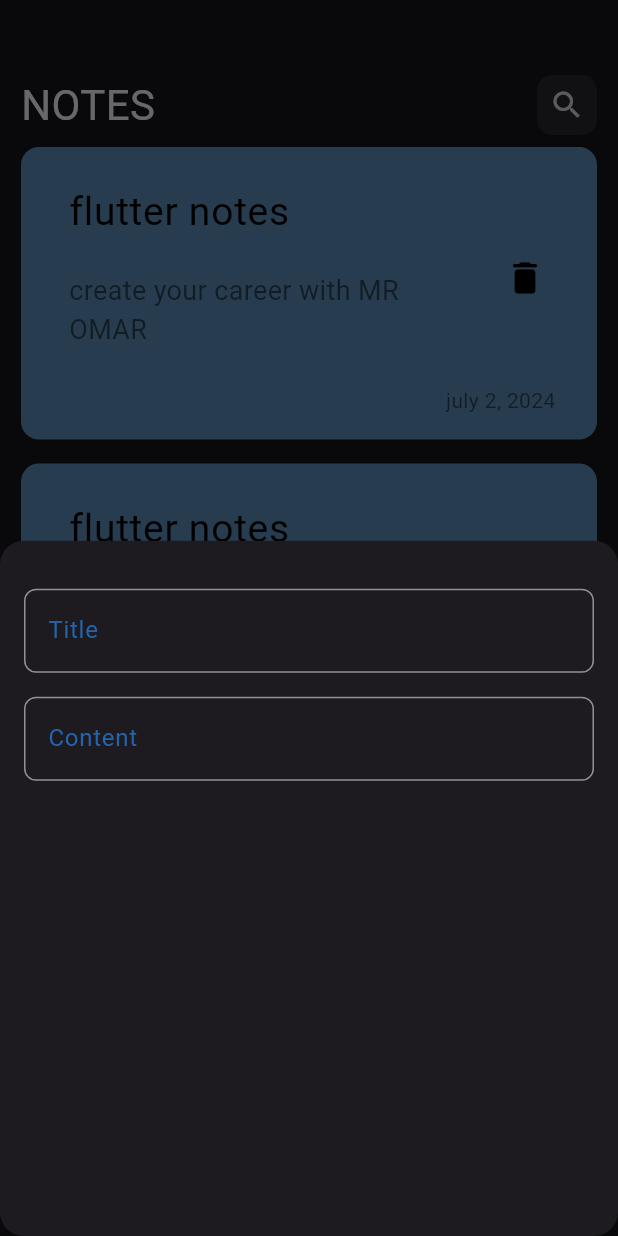
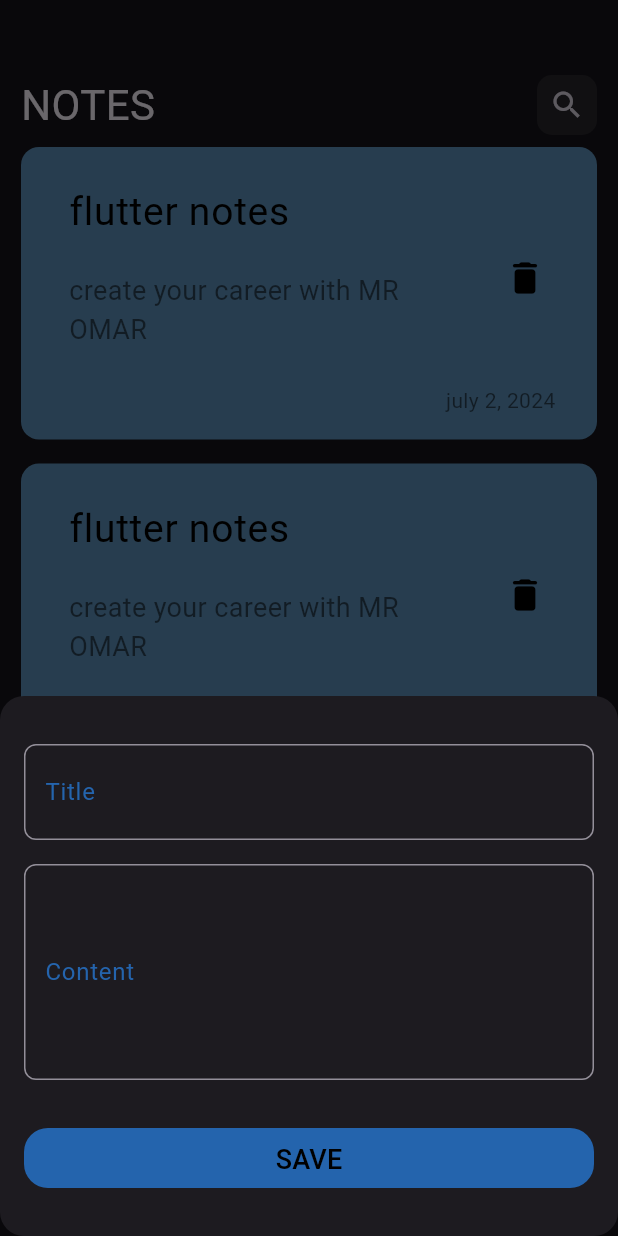
Before and after one commit to Omarsameh21/notes_app, a Flutter app: the screen it shows after launch, after a tap on the "add" icon, on a phone screen of 412 x 824 dp. Run offline on Flutter 3.47's test engine with Material 3 defaults, Android fonts, the phone set to English and light mode, and no system bars.

Commit message:
finish notes bottom sheet

```diff
--- a/lib/views/add_note_bottom_sheet.dart
+++ b/lib/views/add_note_bottom_sheet.dart
@@ -1,28 +1,39 @@
 import 'package:flutter/material.dart';
 import 'package:notes_app/views/costum_text_field.dart';
+
+import 'costum_botton.dart';
 
 class AddNote extends StatelessWidget {
   const AddNote({super.key});
 
   @override
   Widget build(BuildContext context) {
-    return const Column(
+    return const SingleChildScrollView(
+      child: Column(
         children: [
           SizedBox(
             height: 32,
           ),
           CostumTextField(
             hintText: 'Title',
-          maxLines: 1,
+            Vert: 20,
           ),
           SizedBox(
             height: 16,
           ),
           CostumTextField(
             hintText: 'Content',
-          maxLines: 5,
+            Vert: 60,
           ),
+          SizedBox(
+            height: 32,
+          ),
+          CostumBotton(),
+          SizedBox(
+            height: 32,
+          )
         ],
+      ),
     );
   }
 }
--- /dev/null
+++ b/lib/views/costum_botton.dart
@@ -0,0 +1,28 @@
+import 'package:flutter/material.dart';
+import '../constants.dart';
+
+class CostumBotton extends StatelessWidget {
+  const CostumBotton({super.key});
+
+  @override
+  Widget build(BuildContext context) {
+    return Container(
+      margin: const EdgeInsets.symmetric(horizontal: 16),
+      decoration: BoxDecoration(
+        borderRadius: BorderRadius.circular(16),
+        color: KPrimaryColor,
+      ),
+      height: 40,
+      width: MediaQuery.of(context).size.width,
+      child: Center(
+        child: TextButton(
+          onPressed: () {},
+          child: const Text(
+            'SAVE',
+            style: TextStyle(color: Colors.black, fontSize: 18),
+          ),
+        ),
+      ),
+    );
+  }
+}
--- a/lib/views/costum_text_field.dart
+++ b/lib/views/costum_text_field.dart
@@ -2,9 +2,9 @@ import 'package:flutter/material.dart';
 import 'package:notes_app/constants.dart';
 
 class CostumTextField extends StatelessWidget {
-  const CostumTextField({super.key, required this.hintText, this.maxLines= 1});
+  const CostumTextField({super.key, required this.hintText, this.Vert = 20.0});
   final String hintText;
-  final int maxLines;
+  final double Vert;
   @override
   Widget build(BuildContext context) {
     return Padding(
@@ -12,6 +12,8 @@ class CostumTextField extends StatelessWidget {
       child: TextField(
         cursorColor: KPrimaryColor,
         decoration: InputDecoration(
+            contentPadding:
+                EdgeInsets.symmetric(horizontal: 10, vertical: Vert),
             border: buildBorder(),
             focusedBorder: buildBorder(KPrimaryColor),
             hintText: hintText,
```
Lines whose indentation alone changed are shown as unchanged.
